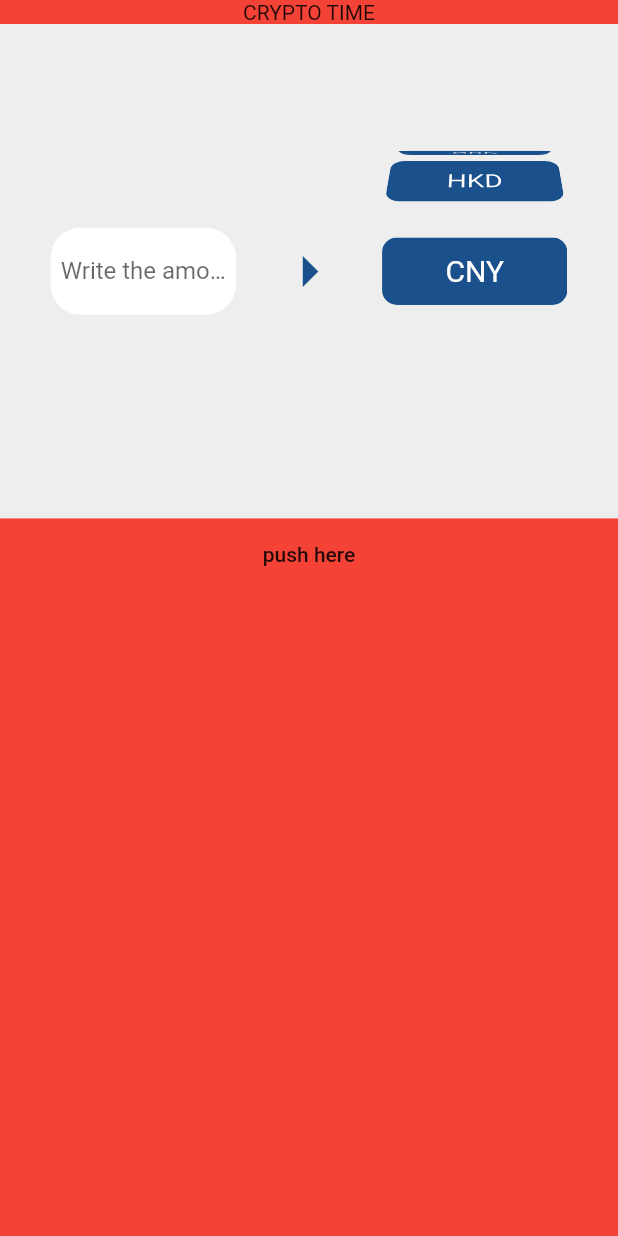
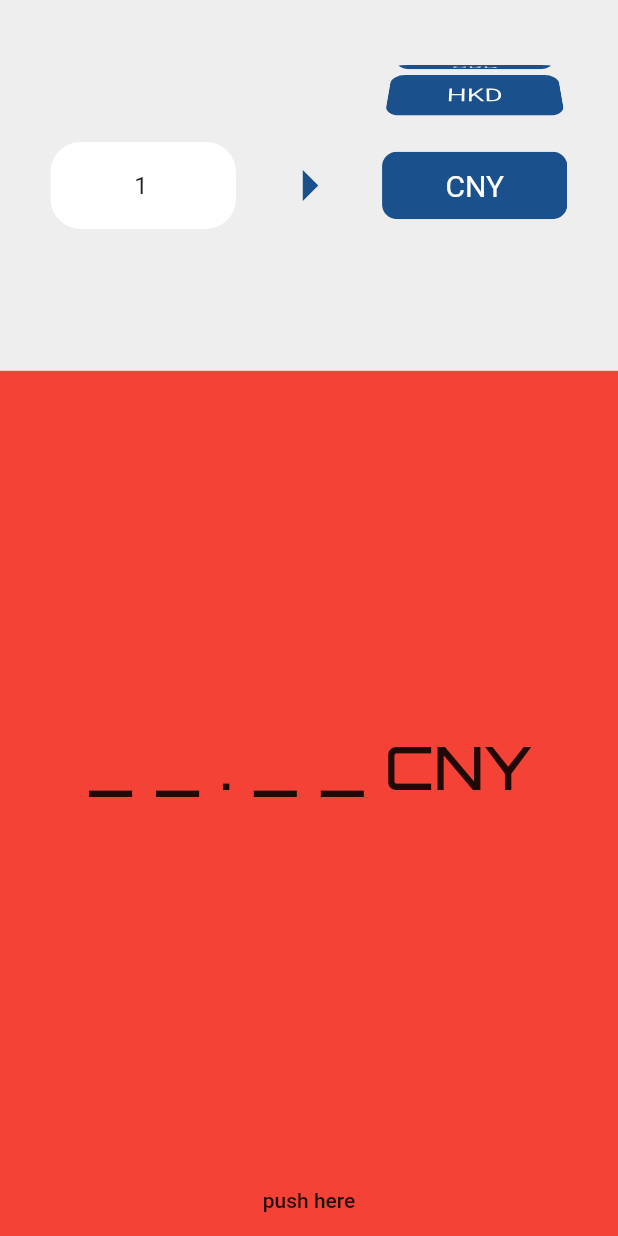
Before and after one commit to MesselemYoucef/crypto_time, a Flutter app: the screen it shows after launch, scrolled down 135 dp, after a tap on "push here", on a phone screen of 412 x 824 dp. Run offline on Flutter 3.47's test engine with Material 2 defaults, Android fonts, the phone set to English and light mode, and no system bars; our stand-ins replace google_fonts; network calls fail.

Commit message:
addd the result on the screen

```diff
--- a/lib/screens/home_page.dart
+++ b/lib/screens/home_page.dart
@@ -1,6 +1,7 @@
 import 'package:Crypto_Time/configuration.dart';
 import 'package:flutter/material.dart';
 import 'package:Crypto_Time/components/currency_item.dart';
+import 'package:google_fonts/google_fonts.dart';
 import 'package:http/http.dart' as http;
 import 'dart:convert' as convert;
 
@@ -10,23 +11,28 @@ class HomePage extends StatefulWidget {
 }
 
 class _HomePageState extends State<HomePage> {
-  int _selectedItem = 0;
+
 
   String _cryptoPickedValue = "USD";
+  String _convertedAmount = "_ _ . _ _";
+
   _apiGetter() async {
+    var jsonResponse;
     String url =
         "https://rest.coinapi.io/v1/exchangerate/BTC/$_cryptoPickedValue?apikey=3CE2C534-375F-4A3A-A2E9-66B07D1AD30C";
 
     var response = await http.get(url);
     if (response.statusCode == 200) {
-      var jsonResponse = convert.jsonDecode(response.body);
+      setState(() {
+        jsonResponse = convert.jsonDecode(response.body);
+      });
+
       print(jsonResponse["rate"]);
-      print("The selected item is: $_selectedItem");
+      _convertedAmount = jsonResponse["rate"].toStringAsFixed(2);
     } else {
       print("failed to get the api");
     }
   }
-
   @override
   Widget build(BuildContext context) {
     List<CurrencyItem> items = [
@@ -45,12 +51,12 @@ class _HomePageState extends State<HomePage> {
                 color: Colors.red,
               ),
               Column(
+                mainAxisAlignment: MainAxisAlignment.spaceBetween,
                 children: [
-                  Text("CRYPTO TIME"),
                   Container(
                     padding: EdgeInsets.symmetric(horizontal: 10),
                     color: Colors.grey[200],
-                    height: MediaQuery.of(context).size.height * 0.4,
+                    height: MediaQuery.of(context).size.height * 0.3,
                     child: Row(
                       mainAxisAlignment: MainAxisAlignment.spaceEvenly,
                       children: <Widget>[
@@ -67,8 +73,8 @@ class _HomePageState extends State<HomePage> {
                             decoration: InputDecoration(
                               hintText: "Write the amount in BTC",
                               border: InputBorder.none,
-
                             ),
+                            initialValue: "1",
                           ),
                         ),
                         Icon(
@@ -87,19 +93,29 @@ class _HomePageState extends State<HomePage> {
                             // useMagnifier: true,
                             // magnification: 1.1,
                             onSelectedItemChanged: (index) => {
-                              setState(() {
-                                _selectedItem = index;
-                                _cryptoPickedValue = items[index].currencyName;
-                              })
+
+                                _cryptoPickedValue = items[index].currencyName
+
                             },
                           ),
                         ),
                       ],
                     ),
                   ),
+                  Container(
+                    child: Text(
+                      _convertedAmount+" "+_cryptoPickedValue,
+                      style: GoogleFonts.orbitron(
+                        fontSize: 40,
+                        fontWeight: FontWeight.w500
+                      ),
+                    ),
+                  ),
                   FlatButton(
                       onPressed: () {
-                        _apiGetter();
+                        setState(() {
+                          _apiGetter();
+                        });
                       },
                       child: Text("push here"))
                 ],
--- a/pubspec.yaml
+++ b/pubspec.yaml
@@ -24,6 +24,7 @@ dependencies:
   flutter:
     sdk: flutter
   http: ^0.12.2
+  google_fonts: ^1.1.1
 
   # The following adds the Cupertino Icons font to your application.
   # Use with the CupertinoIcons class for iOS style icons.
```
Also changed, not shown: pubspec.lock, 6 other files.
